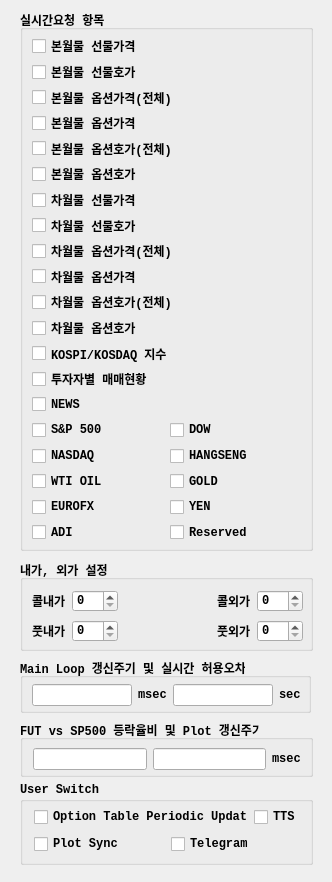
The window that UI/realtimeitem.ui (skygoldfish/SkyBot) describes before a commit, drawn with Qt 5.
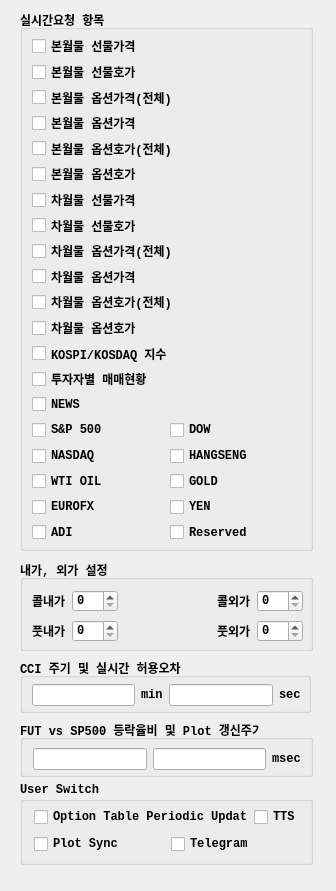
The same window after the commit.

Commit message: 소스정리

```diff
--- a/UI/realtimeitem.ui
+++ b/UI/realtimeitem.ui
@@ -6,8 +6,8 @@
    <rect>
     <x>0</x>
     <y>0</y>
-    <width>332</width>
-    <height>882</height>
+    <width>336</width>
+    <height>891</height>
    </rect>
   </property>
   <property name="windowTitle">
@@ -35,7 +35,7 @@
    <property name="flat">
     <bool>false</bool>
    </property>
-   <widget class="QWidget" name="">
+   <widget class="QWidget" name="layoutWidget">
     <property name="geometry">
      <rect>
       <x>12</x>
@@ -518,7 +518,7 @@
     </font>
    </property>
    <property name="title">
-    <string>Main Loop 갱신주기 및 실시간 허용오차</string>
+    <string>CCI 주기 및 실시간 허용오차</string>
    </property>
    <widget class="QWidget" name="layoutWidget">
     <property name="geometry">
@@ -541,12 +541,13 @@
       <widget class="QLabel" name="label_1">
        <property name="font">
         <font>
+         <family>Consolas</family>
          <weight>75</weight>
          <bold>true</bold>
         </font>
        </property>
        <property name="text">
-        <string>msec</string>
+        <string>min</string>
        </property>
       </widget>
      </item>
```
Left out of the diff: 2 changed lines with no effect on the pictures. The commit also changes 2 other files.
